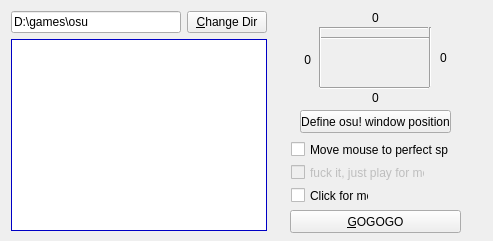
Old version of the form mainwindow.ui in the repository extrem3/osuplayer.
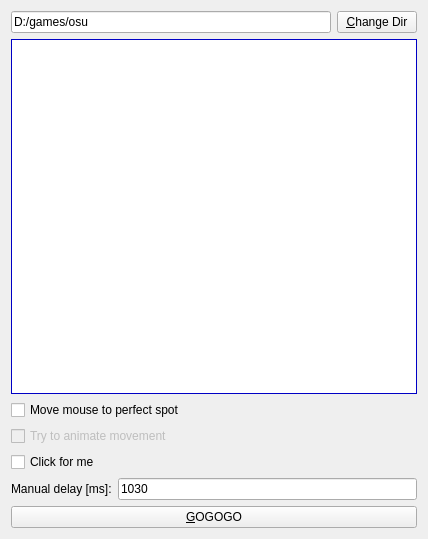
New version of the form.

Commit message: edited the UI and made song selecting working

```diff
--- a/mainwindow.ui
+++ b/mainwindow.ui
@@ -9,8 +9,8 @@
    <rect>
     <x>0</x>
     <y>0</y>
-    <width>493</width>
-    <height>241</height>
+    <width>428</width>
+    <height>539</height>
    </rect>
   </property>
   <property name="windowTitle">
@@ -20,200 +20,15 @@
    <bool>false</bool>
   </property>
   <widget class="QWidget" name="centralWidget">
-   <widget class="Line" name="line">
-    <property name="geometry">
-     <rect>
-      <x>320</x>
-      <y>20</y>
-      <width>108</width>
-      <height>16</height>
-     </rect>
-    </property>
-    <property name="orientation">
-     <enum>Qt::Horizontal</enum>
-    </property>
-   </widget>
-   <widget class="Line" name="line_2">
-    <property name="geometry">
-     <rect>
-      <x>320</x>
-      <y>80</y>
-      <width>109</width>
-      <height>16</height>
-     </rect>
-    </property>
-    <property name="orientation">
-     <enum>Qt::Horizontal</enum>
-    </property>
-   </widget>
-   <widget class="Line" name="line_3">
-    <property name="geometry">
-     <rect>
-      <x>320</x>
-      <y>30</y>
-      <width>109</width>
-      <height>16</height>
-     </rect>
-    </property>
-    <property name="orientation">
-     <enum>Qt::Horizontal</enum>
-    </property>
-   </widget>
-   <widget class="Line" name="line_4">
-    <property name="geometry">
-     <rect>
-      <x>420</x>
-      <y>27</y>
-      <width>21</width>
-      <height>60</height>
-     </rect>
-    </property>
-    <property name="orientation">
-     <enum>Qt::Vertical</enum>
-    </property>
-   </widget>
-   <widget class="Line" name="line_5">
-    <property name="geometry">
-     <rect>
-      <x>310</x>
-      <y>27</y>
-      <width>21</width>
-      <height>60</height>
-     </rect>
-    </property>
-    <property name="orientation">
-     <enum>Qt::Vertical</enum>
-    </property>
-   </widget>
-   <widget class="QLabel" name="lbl_y">
-    <property name="geometry">
-     <rect>
-      <x>340</x>
-      <y>10</y>
-      <width>71</width>
-      <height>16</height>
-     </rect>
-    </property>
-    <property name="text">
-     <string>0</string>
-    </property>
-    <property name="alignment">
-     <set>Qt::AlignCenter</set>
-    </property>
-    <property name="buddy">
-     <cstring>btn_getOsuDimensions</cstring>
-    </property>
-   </widget>
-   <widget class="QLabel" name="lbl_x">
-    <property name="geometry">
-     <rect>
-      <x>270</x>
-      <y>50</y>
-      <width>41</width>
-      <height>20</height>
-     </rect>
-    </property>
-    <property name="text">
-     <string>0</string>
-    </property>
-    <property name="alignment">
-     <set>Qt::AlignRight|Qt::AlignTrailing|Qt::AlignVCenter</set>
-    </property>
-    <property name="margin">
-     <number>-1</number>
-    </property>
-    <property name="buddy">
-     <cstring>btn_getOsuDimensions</cstring>
-    </property>
-   </widget>
-   <widget class="QLabel" name="lbl_height">
-    <property name="geometry">
-     <rect>
-      <x>340</x>
-      <y>90</y>
-      <width>71</width>
-      <height>16</height>
-     </rect>
-    </property>
-    <property name="text">
-     <string>0</string>
-    </property>
-    <property name="alignment">
-     <set>Qt::AlignCenter</set>
-    </property>
-    <property name="buddy">
-     <cstring>btn_getOsuDimensions</cstring>
-    </property>
-   </widget>
-   <widget class="QLabel" name="lbl_width">
-    <property name="geometry">
-     <rect>
-      <x>440</x>
-      <y>50</y>
-      <width>41</width>
-      <height>16</height>
-     </rect>
-    </property>
-    <property name="text">
-     <string>0</string>
-    </property>
-    <property name="buddy">
-     <cstring>btn_getOsuDimensions</cstring>
-    </property>
-   </widget>
-   <widget class="QCheckBox" name="cb_move">
-    <property name="geometry">
-     <rect>
-      <x>291</x>
-      <y>141</y>
-      <width>158</width>
-      <height>17</height>
-     </rect>
-    </property>
-    <property name="text">
-     <string>Move mouse to perfect spot</string>
-    </property>
-   </widget>
-   <widget class="QCheckBox" name="cb_click">
-    <property name="geometry">
-     <rect>
-      <x>291</x>
-      <y>187</y>
-      <width>78</width>
-      <height>17</height>
-     </rect>
-    </property>
-    <property name="text">
-     <string>Click for me</string>
-    </property>
-   </widget>
-   <widget class="QCheckBox" name="cb_move_2">
-    <property name="enabled">
-     <bool>false</bool>
-    </property>
-    <property name="geometry">
-     <rect>
-      <x>291</x>
-      <y>164</y>
-      <width>134</width>
-      <height>17</height>
-     </rect>
-    </property>
-    <property name="text">
-     <string>fuck it, just play for me</string>
-    </property>
-    <property name="checkable">
-     <bool>true</bool>
-    </property>
-   </widget>
-   <widget class="QWidget" name="">
+   <layout class="QVBoxLayout" name="verticalLayout_2">
+    <item>
     <layout class="QVBoxLayout" name="verticalLayout">
      <item>
       <layout class="QHBoxLayout" name="horizontalLayout_4">
        <item>
         <widget class="QLineEdit" name="lne_dir">
          <property name="text">
-          <string>D:\games\osu</string>
+           <string>D:/games/osu</string>
          </property>
         </widget>
        </item>
@@ -227,7 +42,7 @@
       </layout>
      </item>
      <item>
-      <widget class="QColumnView" name="clw_dir">
+       <widget class="QTreeView" name="clw_dir">
        <property name="palette">
         <palette>
          <active>
@@ -670,39 +485,78 @@
        <property name="horizontalScrollMode">
         <enum>QAbstractItemView::ScrollPerPixel</enum>
        </property>
-       <property name="resizeGripsVisible">
+        <property name="rootIsDecorated">
         <bool>false</bool>
        </property>
+        <property name="sortingEnabled">
+         <bool>false</bool>
+        </property>
+        <property name="animated">
+         <bool>true</bool>
+        </property>
+        <property name="headerHidden">
+         <bool>true</bool>
+        </property>
       </widget>
      </item>
     </layout>
-   </widget>
+    </item>
+    <item>
+     <widget class="QCheckBox" name="cb_move">
+      <property name="text">
+       <string>Move mouse to perfect spot</string>
+      </property>
+     </widget>
+    </item>
+    <item>
+     <widget class="QCheckBox" name="cb_animate">
+      <property name="enabled">
+       <bool>false</bool>
+      </property>
+      <property name="text">
+       <string>Try to animate movement</string>
+      </property>
+      <property name="checkable">
+       <bool>true</bool>
+      </property>
+     </widget>
+    </item>
+    <item>
+     <widget class="QCheckBox" name="cb_click">
+      <property name="text">
+       <string>Click for me</string>
+      </property>
+     </widget>
+    </item>
+    <item>
+     <layout class="QHBoxLayout" name="horizontalLayout">
+      <item>
+       <widget class="QLabel" name="label">
+        <property name="text">
+         <string>Manual delay [ms]:</string>
+        </property>
+        <property name="buddy">
+         <cstring>lne_delay</cstring>
+        </property>
+       </widget>
+      </item>
+      <item>
+       <widget class="QLineEdit" name="lne_delay">
+        <property name="text">
+         <string>1030</string>
+        </property>
+       </widget>
+      </item>
+     </layout>
+    </item>
+    <item>
    <widget class="QPushButton" name="btn_go">
-    <property name="geometry">
-     <rect>
-      <x>290</x>
-      <y>210</y>
-      <width>171</width>
-      <height>23</height>
-     </rect>
-    </property>
     <property name="text">
      <string>&amp;GOGOGO</string>
     </property>
    </widget>
-   <widget class="QPushButton" name="btn_getOsuDimensions">
-    <property name="geometry">
-     <rect>
-      <x>300</x>
-      <y>110</y>
-      <width>151</width>
-      <height>23</height>
-     </rect>
-    </property>
-    <property name="text">
-     <string>Define osu! window position</string>
-    </property>
-   </widget>
+    </item>
+   </layout>
   </widget>
  </widget>
  <layoutdefault spacing="6" margin="11"/>
```
Left out of the diff: 35 changed lines with no effect on the pictures. Lines whose indentation alone changed are shown as unchanged. The commit also changes 3 other files.
